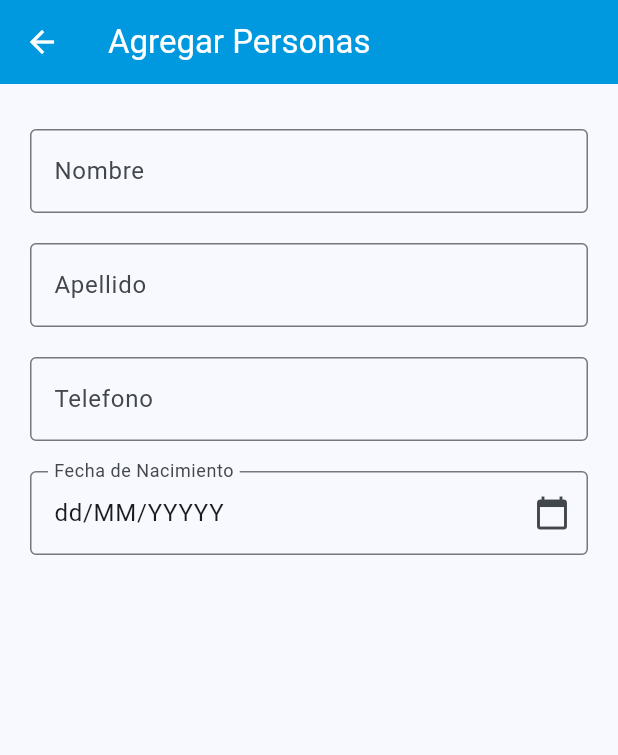
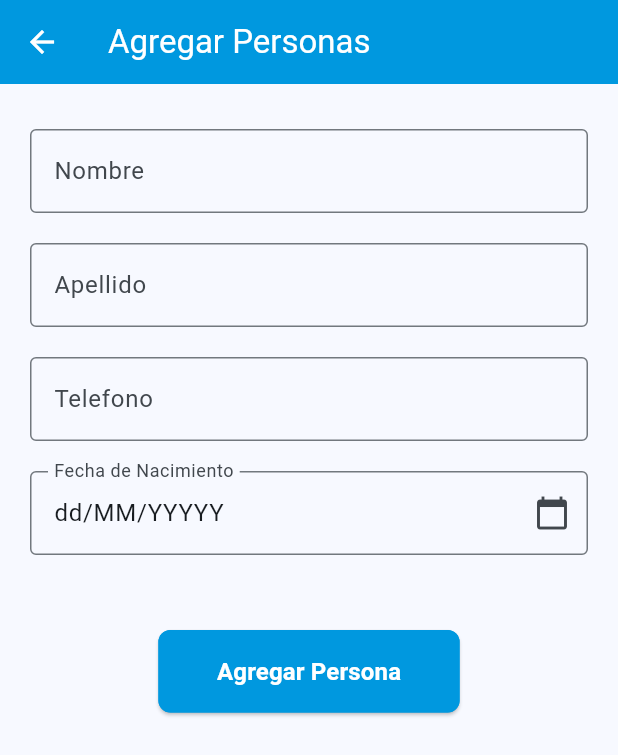
Before and after one commit to Raynor119/FlutterAPP, a Flutter app: the AgregarPersonas screen opened directly, on a phone screen of 412 x 824 dp. Shown: the top 755 px of the screen. Run offline on Flutter 3.47's test engine with Material 3 defaults, Android fonts, the phone set to English and light mode, and no system bars; our stand-ins replace adaptive_theme, sqflite; accounts and stored records are empty.

Commit message:
boton de agregar

```diff
--- a/lib/ui/Componentes/EditText.dart
+++ b/lib/ui/Componentes/EditText.dart
@@ -85,7 +85,11 @@ class _TextUsuarioState extends State<EditTextT> {
     if(getText()=="1"){
 
     }else{
-      setError(false, "");
+      if(getText().length>25){
+        setError(true, "Error no puede superar los 25 caracteres");
+      }else{
+        setError(false, "");
+      }
     }
     //setError(false, "");
   }
--- a/lib/ui/Pages/AgregarPesonas.dart
+++ b/lib/ui/Pages/AgregarPesonas.dart
@@ -99,8 +99,56 @@ class _Page extends State<Page>{
             padding: EdgeInsets.symmetric(horizontal: 20),
             child: FechaN,
           ),
+          SizedBox(
+            height: 50,
+          ),
+          Container(
+            padding: EdgeInsets.symmetric(horizontal: 20),
+            child: AG_Persona(),
+          ),
         ],
       ),
     );
   }
 }
+
+
+class AG_Persona extends StatefulWidget {
+  const AG_Persona({Key? key}) : super(key: key);
+
+  @override
+  _AG_Persona createState() => _AG_Persona();
+}
+class _AG_Persona extends State<AG_Persona> {
+  @override
+  Widget build(BuildContext context) {
+    bool _darktheme = AdaptiveTheme.of(context).mode == AdaptiveThemeMode.dark;
+    return ElevatedButton(
+      onPressed: () {
+        print("Guardar");
+      },
+      style: ElevatedButton.styleFrom(
+        backgroundColor: _darktheme
+            ? Colores.coloarPrimarioDark
+            : Colores.coloarPrimario, // Color de fondo del botón
+        shape: RoundedRectangleBorder(
+          borderRadius: BorderRadius.circular(8.0), // Bordes redondeados
+          side: BorderSide(
+            color: _darktheme ? Colores.coloarPrimarioDark : Colores.coloarPrimario,
+          ), // Borde del mismo color que el fondo
+        ),
+      ),
+      child: const Padding(
+        padding: const EdgeInsets.symmetric(horizontal: 15.0, vertical: 16.0),
+        child: const Text(
+          'Agregar Persona',
+          style: const TextStyle(
+            fontSize: 16.0, // Tamaño de la fuente
+            fontWeight: FontWeight.bold, // Negrita
+            color: Colors.white, // Color del texto
+          ),
+        ),
+      ),
+    );
+  }
+}
```
